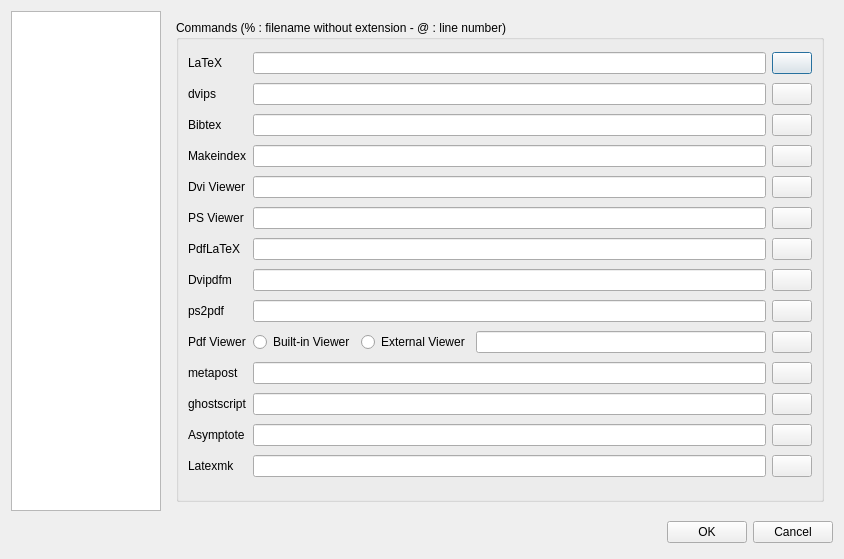
This is configdialog.ui in orao/texmaker as Qt 5 draws it before an edit. The edited form follows.
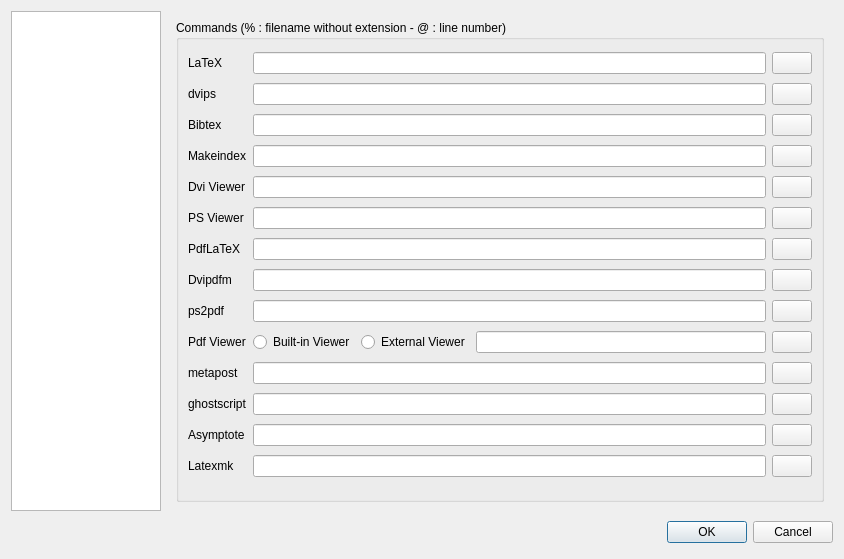
This is the edited form. Icons and pictures are not drawn.

Diff of the .ui file:
```diff
--- a/configdialog.ui
+++ b/configdialog.ui
@@ -1053,16 +1053,9 @@
       </spacer>
      </item>
      <item>
-      <widget class="QPushButton" name="okButton">
-       <property name="text">
-        <string>OK</string>
-       </property>
-      </widget>
-     </item>
-     <item>
-      <widget class="QPushButton" name="cancelButton">
-       <property name="text">
-        <string>Cancel</string>
+      <widget class="QDialogButtonBox" name="buttonBox">
+       <property name="standardButtons">
+        <set>QDialogButtonBox::Cancel|QDialogButtonBox::Ok</set>
        </property>
       </widget>
      </item>
```
Left out of the diff: 26 changed lines with no effect on the pictures.
